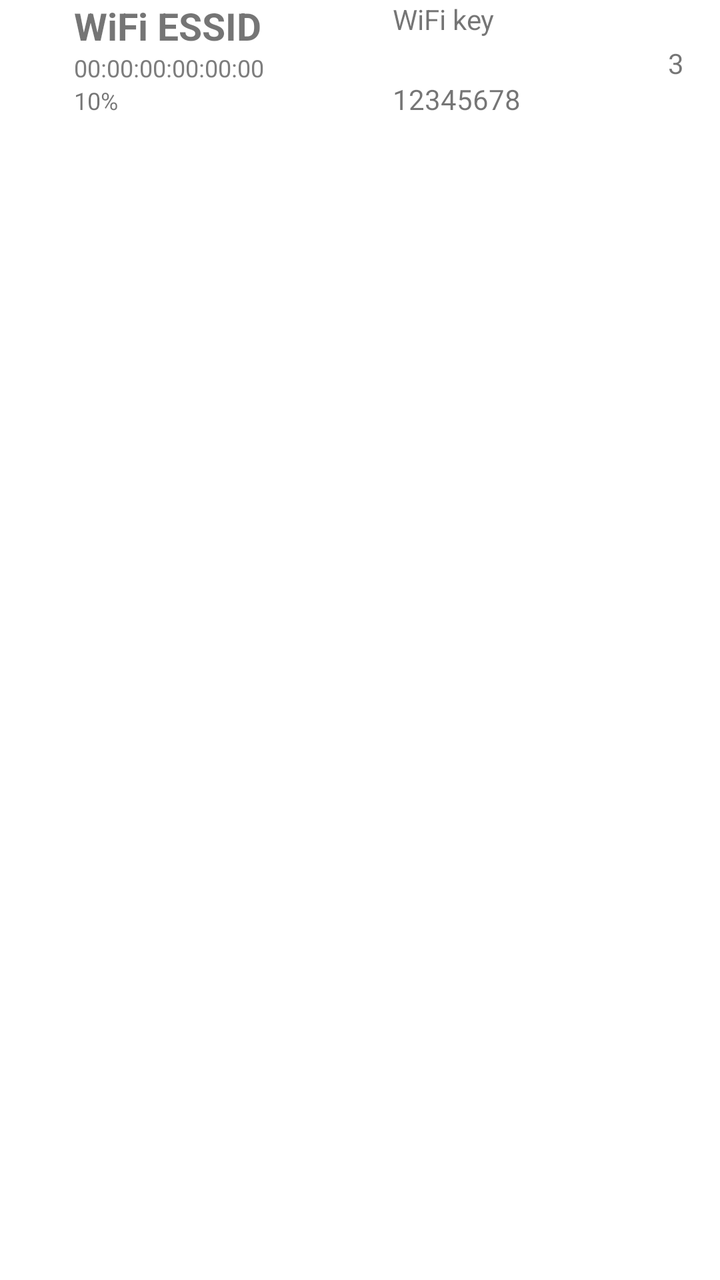
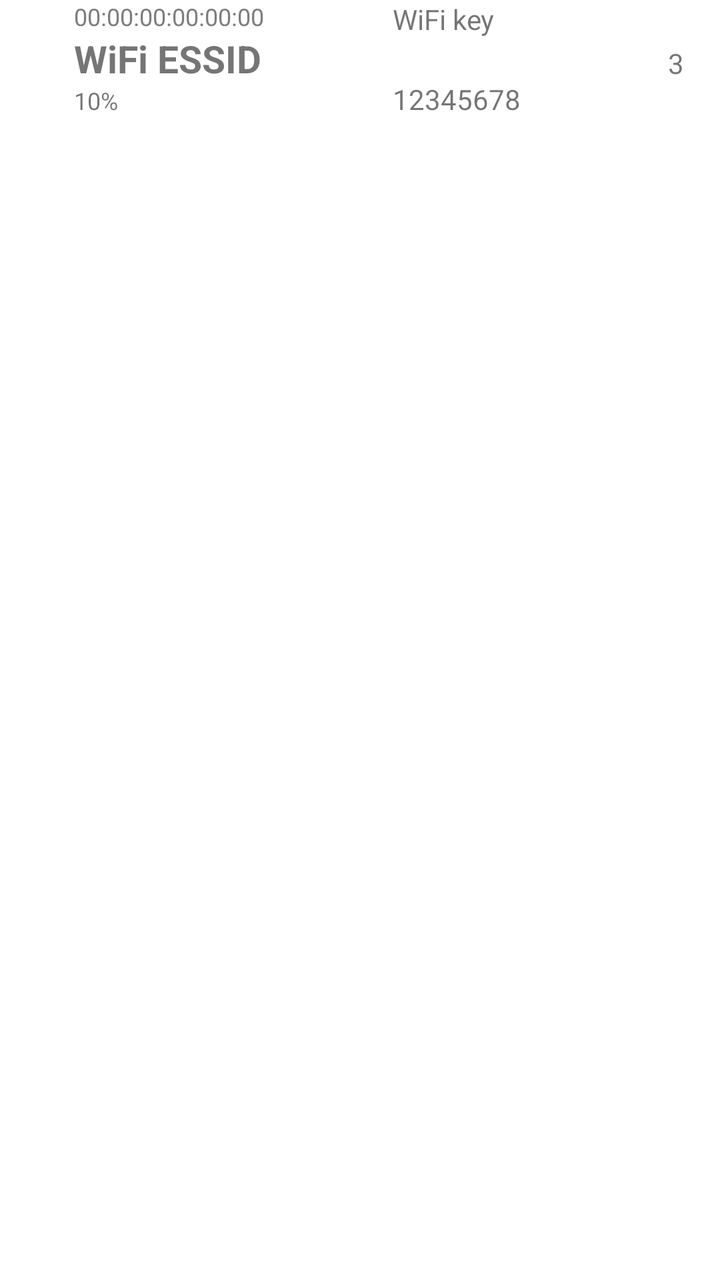

Compare the two renders of this Android layout. The source of the first and the diff that turns it into the second are given below.
<!-- AndroidManifest.xml: fallback theme Theme.MaterialComponents.DayNight.NoActionBar -->
<!-- res/layout/row.xml -->
<?xml version="1.0" encoding="utf-8"?>
<LinearLayout
	xmlns:android="http://schemas.android.com/apk/res/android"
	android:id="@+id/row"
	android:layout_width="fill_parent"
	android:layout_height="fill_parent">

	<LinearLayout
		android:orientation="horizontal"
		android:layout_width="fill_parent"
		android:layout_height="63dp"
		android:clickable="false"
		android:focusable="false"
		android:focusableInTouchMode="false">

		<LinearLayout
			android:orientation="horizontal"
			android:layout_width="0dp"
			android:layout_height="match_parent"
			android:layout_weight="1.2"
			android:layout_gravity="left">

			<LinearLayout
				android:orientation="vertical"
				android:layout_width="wrap_content"
				android:layout_height="match_parent">

				<ImageView
					android:layout_width="32dp"
					android:layout_height="32dp"
					android:id="@+id/imgSec"
					android:layerType="software"/>

				<ImageView
					android:layout_width="32dp"
					android:layout_height="32dp"
					android:id="@+id/imgWps"
					android:layerType="software"/>

			</LinearLayout>

			<LinearLayout
				android:layout_width="wrap_content"
				android:layout_height="match_parent"
				android:layout_weight="0.77"
				android:orientation="vertical">

				<TextView
					android:id="@+id/ESSID"
					android:layout_width="wrap_content"
					android:layout_height="wrap_content"
					android:layout_marginLeft="5dp"
					android:ellipsize="end"
					android:maxLines="1"
					android:text="WiFi ESSID"
					android:textSize="19dp"
					android:textStyle="bold" />

				<TextView
					android:id="@+id/BSSID"
					android:layout_width="wrap_content"
					android:layout_height="wrap_content"
					android:layout_marginLeft="5dp"
					android:text="00:00:00:00:00:00"
					android:textColor="#7D7D7D"
					android:textSize="12dp" />


				<TextView
					android:id="@+id/txtSignal"
					android:layout_width="wrap_content"
					android:layout_height="wrap_content"
					android:layout_marginLeft="5dp"
					android:text="10%"
					android:textSize="12sp" />


			</LinearLayout>

		</LinearLayout>

		<TextView
			android:layout_width="0dp"
			android:layout_height="0dp"
			android:textAppearance="?android:attr/textAppearanceSmall"
			android:id="@+id/txtRowId"
			android:clickable="false"
			android:focusable="false"
			android:focusableInTouchMode="false"
			android:editable="false"/>

		<LinearLayout
			android:orientation="horizontal"
			android:layout_width="0dp"
			android:layout_height="match_parent"
			android:layout_weight="1"
			android:layout_gravity="right">

			<LinearLayout
				android:id="@+id/llKeys"
				android:orientation="vertical"
				android:layout_width="fill_parent"
				android:layout_height="match_parent"
				android:weightSum="1"
				android:layout_weight="0.83">

				<TextView
					android:id="@+id/KEY"
					android:layout_width="fill_parent"
					android:layout_height="40dp"
					android:text="WiFi key"
					android:textSize="14dp"
					android:layout_centerVertical="true"
					android:textIsSelectable="false"
					android:elegantTextHeight="false"
					android:ellipsize="end"
					android:maxLines="1"
					android:scrollHorizontally="false"/>

				<TextView
					android:layout_width="fill_parent"
					android:layout_height="wrap_content"
					android:textAppearance="?android:attr/textAppearanceSmall"
					android:text="12345678"
					android:textSize="14dp"
					android:id="@+id/txtWPS"
					android:layout_weight="0.1"/>

			</LinearLayout>

			<TextView
				android:layout_width="wrap_content"
				android:layout_height="match_parent"
				android:text="3"
				android:id="@+id/txtKeysCount"
				android:textIsSelectable="false"
				android:gravity="center_vertical"
				android:paddingRight="18dp"/>

		</LinearLayout>

	</LinearLayout>

</LinearLayout>
<!-- resources referenced by this layout -->
<resources>

</resources>

<!-- the commit's change to res/layout/row.xml (unified diff, before → after) -->
@@ -40,40 +40,38 @@
 			</LinearLayout>
 
 			<LinearLayout
+				android:orientation="vertical"
 				android:layout_width="wrap_content"
-				android:layout_height="match_parent"
-				android:layout_weight="0.77"
-				android:orientation="vertical">
+				android:layout_height="wrap_content"
+				android:layout_weight="0.77">
+
+				<TextView
+					android:id="@+id/BSSID"
+					android:layout_width="wrap_content"
+					android:layout_height="wrap_content"
+					android:text="00:00:00:00:00:00"
+					android:textSize="12dp"
+					android:layout_marginLeft="5dp"
+					android:textColor="#7D7D7D"/>
 
 				<TextView
 					android:id="@+id/ESSID"
 					android:layout_width="wrap_content"
 					android:layout_height="wrap_content"
-					android:layout_marginLeft="5dp"
-					android:ellipsize="end"
-					android:maxLines="1"
 					android:text="WiFi ESSID"
 					android:textSize="19dp"
-					android:textStyle="bold" />
+					android:maxLines="1"
+					android:ellipsize="end"
+					android:layout_marginLeft="5dp"
+					android:textStyle="bold"/>
 
 				<TextView
-					android:id="@+id/BSSID"
 					android:layout_width="wrap_content"
 					android:layout_height="wrap_content"
+					android:text="10%"
+					android:id="@+id/txtSignal"
 					android:layout_marginLeft="5dp"
-					android:text="00:00:00:00:00:00"
-					android:textColor="#7D7D7D"
-					android:textSize="12dp" />
-
-
-				<TextView
-					android:id="@+id/txtSignal"
-					android:layout_width="wrap_content"
-					android:layout_height="wrap_content"
-					android:layout_marginLeft="5dp"
-					android:text="10%"
-					android:textSize="12sp" />
-
+					android:textSize="12sp"/>
 
 			</LinearLayout>
 
<!-- resource entries referenced after the edit -->
@@ -1,5 +1,13 @@
 <!-- resources referenced by this layout -->
 <resources>
-
+  <style name="AppTheme" parent="Theme.MaterialComponents.Light.NoActionBar">
+          <item name="windowNoTitle">true</item>
+          <item name="colorPrimary">@color/colorPrimary</item>
+          <item name="colorPrimaryDark">@color/colorPrimaryDark</item>
+          <item name="colorAccent">@color/colorAccent</item>
+      </style>
+  <color name="colorPrimary">#03A9F4</color>
+  <color name="colorPrimaryDark">#1C74BA</color>
+  <color name="colorAccent">#00C853</color>
 </resources>
 
